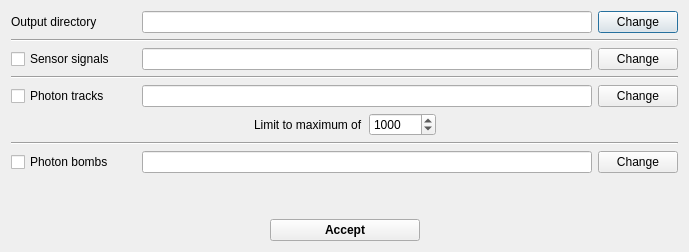
Qt form ants3bundle/src/ants3/gui/photsim/aphotonsimoutputdialog.ui (andrmor/ANTS3bundle) before a commit.
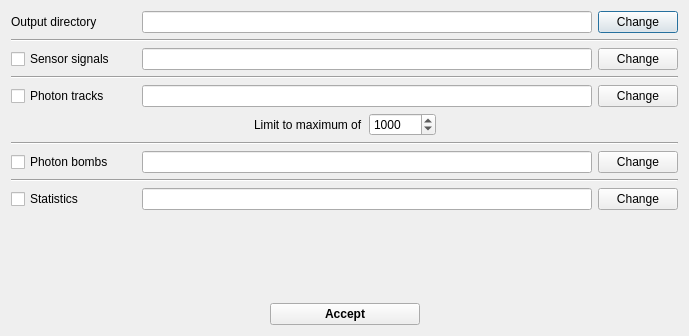
The same form after that commit.

The edit to the form file:
```diff
--- a/ants3bundle/src/ants3/gui/photsim/aphotonsimoutputdialog.ui
+++ b/ants3bundle/src/ants3/gui/photsim/aphotonsimoutputdialog.ui
@@ -7,7 +7,7 @@
     <x>0</x>
     <y>0</y>
     <width>688</width>
-    <height>252</height>
+    <height>336</height>
    </rect>
   </property>
   <property name="windowTitle">
@@ -190,6 +190,43 @@
      </item>
     </layout>
    </item>
+   <item>
+    <widget class="Line" name="line_4">
+     <property name="orientation">
+      <enum>Qt::Horizontal</enum>
+     </property>
+    </widget>
+   </item>
+   <item>
+    <layout class="QHBoxLayout" name="horizontalLayout_7">
+     <property name="topMargin">
+      <number>0</number>
+     </property>
+     <item>
+      <widget class="QCheckBox" name="cbStatistics">
+       <property name="minimumSize">
+        <size>
+         <width>125</width>
+         <height>0</height>
+        </size>
+       </property>
+       <property name="text">
+        <string>Statistics</string>
+       </property>
+      </widget>
+     </item>
+     <item>
+      <widget class="QLineEdit" name="leStatistics"/>
+     </item>
+     <item>
+      <widget class="QPushButton" name="pbChangeStatistics">
+       <property name="text">
+        <string>Change</string>
+       </property>
+      </widget>
+     </item>
+    </layout>
+   </item>
    <item>
     <spacer name="verticalSpacer_2">
      <property name="orientation">
```
